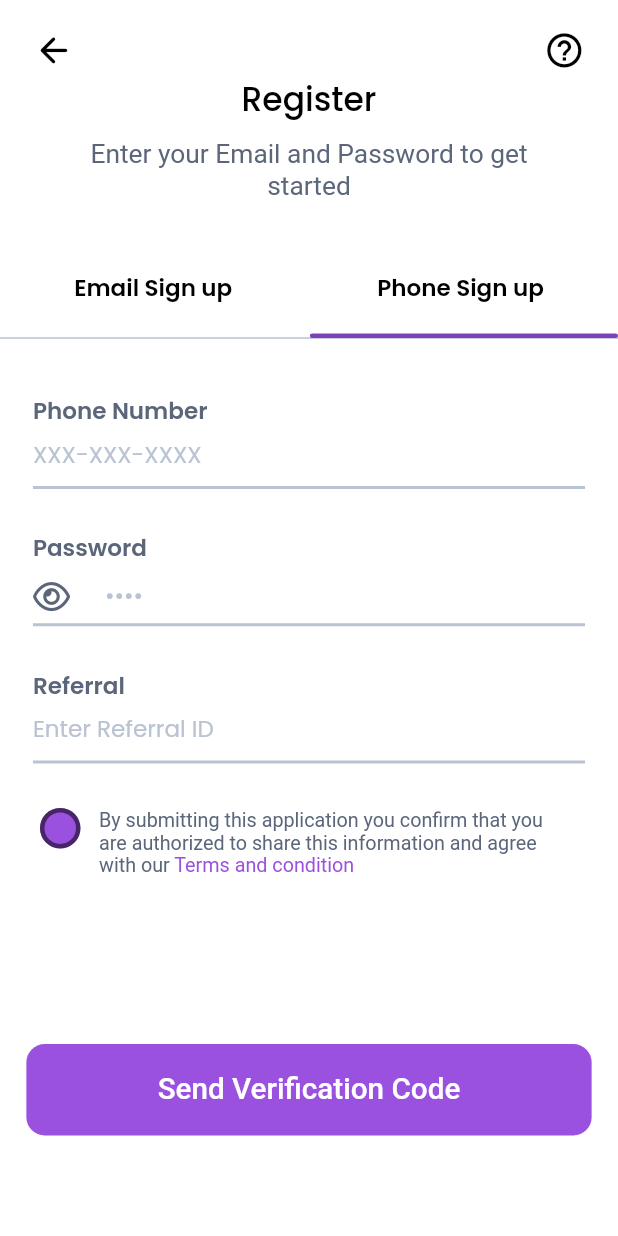
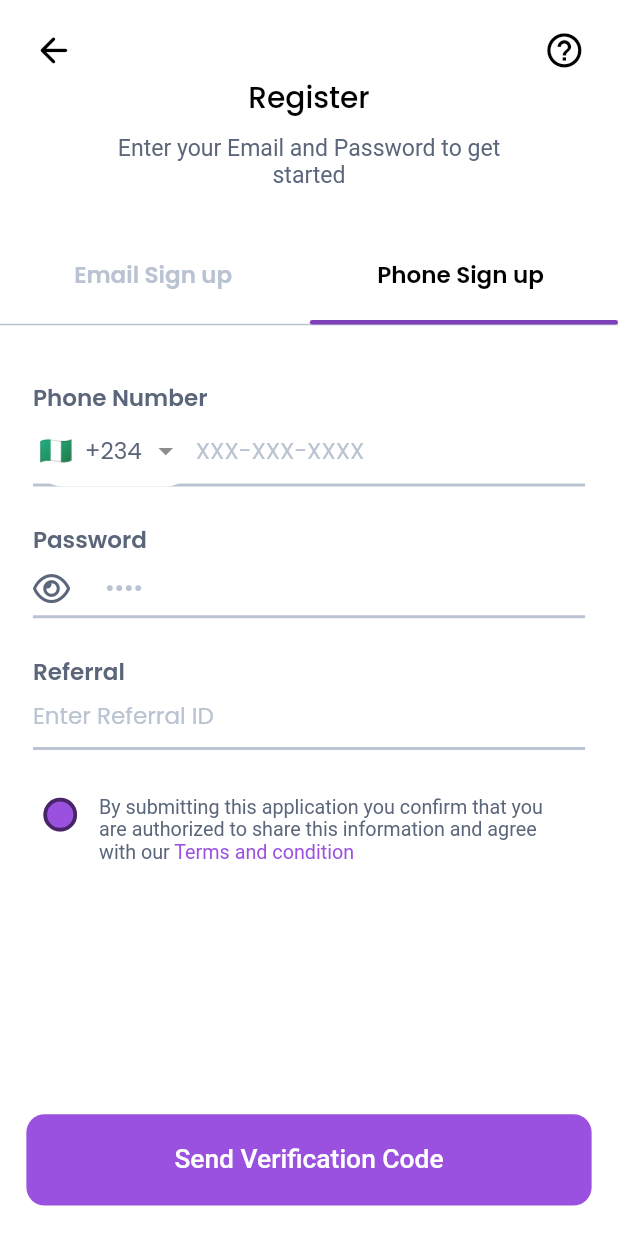
Before and after one commit to ecode210/zilbit, a Flutter app: the Register screen opened directly, after a tap on "Phone Sign up", on a phone screen of 412 x 824 dp. Run offline on Flutter 3.47's test engine with Material 2 defaults, Android fonts, the phone set to English and light mode, and no system bars; drawn by our look-alikes of bouncing_widget, intl_phone_field; our stand-ins replace flutter_screenutil, font_awesome_flutter, get, google_fonts, intl_phone_number_input.

Commit message:
Added Phone Number Text Field

```diff
--- a/lib/main.dart
+++ b/lib/main.dart
@@ -23,14 +23,14 @@ class MyApp extends StatelessWidget {
               headline2: GoogleFonts.poppins(
                 textStyle: TextStyle(
                   color: blackColor,
-                  fontSize: 20.sp,
+                  fontSize: 18.sp,
                   fontWeight: FontWeight.w500,
                 ),
               ),
               headline3: GoogleFonts.poppins(
                 textStyle: TextStyle(
                   color: backgroundColor,
-                  fontSize: 18.sp,
+                  fontSize: 16.sp,
                   fontWeight: FontWeight.w600,
                 ),
               ),
@@ -39,6 +39,13 @@ class MyApp extends StatelessWidget {
                   color: blackColor,
                   fontSize: 14.sp,
                   fontWeight: FontWeight.w600,
+                ),
+              ),
+              subtitle1: GoogleFonts.poppins(
+                textStyle: TextStyle(
+                  color: formTextAreaDefault,
+                  fontSize: 14.sp,
+                  fontWeight: FontWeight.w400,
                 ),
               ),
               caption: GoogleFonts.poppins(
@@ -51,14 +58,14 @@ class MyApp extends StatelessWidget {
               bodyText1: GoogleFonts.roboto(
                 textStyle: TextStyle(
                   color: formHeaders,
-                  fontSize: 16.sp,
+                  fontSize: 14.sp,
                   fontWeight: FontWeight.w400,
                 ),
               ),
               button: GoogleFonts.roboto(
                 textStyle: TextStyle(
                   color: priColor,
-                  fontSize: 18.sp,
+                  fontSize: 16.sp,
                   fontWeight: FontWeight.w500,
                 ),
               ),
--- a/lib/view/authentication/phone_sign_up.dart
+++ b/lib/view/authentication/phone_sign_up.dart
@@ -2,6 +2,7 @@ import 'package:flutter/material.dart';
 import 'package:flutter_screenutil/flutter_screenutil.dart';
 import 'package:zilbit/constants.dart';
 import 'package:zilbit/view/authentication/widgets/auth_text_field.dart';
+import 'package:zilbit/view/authentication/widgets/phone_text_field.dart';
 
 class PhoneSignUp extends StatelessWidget {
   const PhoneSignUp({Key? key}) : super(key: key);
@@ -19,7 +20,7 @@ class PhoneSignUp extends StatelessWidget {
             "Phone Number",
             style: Theme.of(context).textTheme.headline4!.copyWith(color: formHeaders),
           ),
-          const AuthTextField(
+          const PhoneTextField(
             textInputType: TextInputType.phone,
             hintText: "XXX-XXX-XXXX",
           ),
--- a/lib/view/authentication/register.dart
+++ b/lib/view/authentication/register.dart
@@ -77,10 +77,14 @@ started""",
                       );
                     },
                     scaleFactor: 0.5,
-                    child: Text(
-                      "Email Sign up",
-                      style: Theme.of(context).textTheme.headline4,
-                    ),
+                    child: Obx(() {
+                      return Text(
+                        "Email Sign up",
+                        style: Theme.of(context).textTheme.headline4!.copyWith(
+                              color: registerController.registerTab.value == 0 ? blackColor : formTextAreaDefault,
+                            ),
+                      );
+                    }),
                   ),
                   const Spacer(),
                   BouncingWidget(
@@ -92,10 +96,14 @@ started""",
                       );
                     },
                     scaleFactor: 0.5,
-                    child: Text(
-                      "Phone Sign up",
-                      style: Theme.of(context).textTheme.headline4,
-                    ),
+                    child: Obx(() {
+                      return Text(
+                        "Phone Sign up",
+                        style: Theme.of(context).textTheme.headline4!.copyWith(
+                              color: registerController.registerTab.value == 1 ? blackColor : formTextAreaDefault,
+                            ),
+                      );
+                    }),
                   ),
                   SizedBox(width: 45.w),
                 ],
@@ -155,7 +163,7 @@ started""",
                   Obx(
                     () {
                       return Transform.scale(
-                        scale: 1.5,
+                        scale: 1.25,
                         child: SizedBox(
                           height: 25.h,
                           width: 25.h,
@@ -201,7 +209,7 @@ with our """,
                   SizedBox(width: 25.w),
                 ],
               ),
-              SizedBox(height: 110.h),
+              const Spacer(),
               Container(
                 height: 60.h,
                 width: 343.w,
@@ -214,7 +222,8 @@ with our """,
                   "Send Verification Code",
                   style: Theme.of(context).textTheme.button!.copyWith(color: backgroundColor),
                 ),
-              )
+              ),
+              SizedBox(height: 20.h),
             ],
           ),
         ),
--- a/lib/view/authentication/widgets/auth_text_field.dart
+++ b/lib/view/authentication/widgets/auth_text_field.dart
@@ -19,10 +19,7 @@ class AuthTextField extends StatelessWidget {
         child: TextField(
           cursorColor: priColor,
           keyboardType: textInputType,
-          style: Theme.of(context).textTheme.headline4!.copyWith(
-                color: formHeaders,
-                fontWeight: FontWeight.w400,
-              ),
+          style: Theme.of(context).textTheme.subtitle1!.copyWith(color: formHeaders),
           decoration: InputDecoration(
             focusedBorder: UnderlineInputBorder(
               borderSide: BorderSide(
@@ -37,10 +34,7 @@ class AuthTextField extends StatelessWidget {
               ),
             ),
             hintText: hintText,
-            hintStyle: Theme.of(context).textTheme.headline4!.copyWith(
-                  color: formTextAreaDefault,
-                  fontWeight: FontWeight.w400,
-                ),
+            hintStyle: Theme.of(context).textTheme.subtitle1,
           ),
         ),
       );
@@ -51,10 +45,7 @@ class AuthTextField extends StatelessWidget {
           return TextField(
             cursorColor: priColor,
             keyboardType: textInputType,
-            style: Theme.of(context).textTheme.headline4!.copyWith(
-                  color: formHeaders,
-                  fontWeight: FontWeight.w400,
-                ),
+            style: Theme.of(context).textTheme.subtitle1!.copyWith(color: formHeaders),
             obscureText: Get.find<RegisterController>().passwordVisibility.value,
             decoration: InputDecoration(
               focusedBorder: UnderlineInputBorder(
@@ -71,10 +62,7 @@ class AuthTextField extends StatelessWidget {
               ),
               contentPadding: EdgeInsets.only(top: 5.h),
               hintText: hintText,
-              hintStyle: Theme.of(context).textTheme.headline4!.copyWith(
-                    color: formTextAreaDefault,
-                    fontWeight: FontWeight.w400,
-                  ),
+              hintStyle: Theme.of(context).textTheme.subtitle1,
               prefixIcon: BouncingWidget(
                 onPressed: () {
                   Get.find<RegisterController>().passwordVisibility.value =
--- /dev/null
+++ b/lib/view/authentication/widgets/phone_text_field.dart
@@ -0,0 +1,108 @@
+import 'package:flutter/material.dart';
+import 'package:flutter_screenutil/flutter_screenutil.dart';
+import 'package:font_awesome_flutter/font_awesome_flutter.dart';
+import 'package:intl_phone_field/country_picker_dialog.dart';
+import 'package:intl_phone_field/intl_phone_field.dart';
+import 'package:intl_phone_number_input/intl_phone_number_input.dart';
+import 'package:zilbit/constants.dart';
+
+class PhoneTextField extends StatelessWidget {
+  const PhoneTextField({Key? key, required this.textInputType, required this.hintText}) : super(key: key);
+  final TextInputType textInputType;
+  final String hintText;
+
+  @override
+  Widget build(BuildContext context) {
+    return IntlPhoneField(
+      cursorColor: priColor,
+      keyboardType: textInputType,
+      textAlignVertical: TextAlignVertical.center,
+      countries: const ["NG", "GH", "EG", "ZA", "DZ", "MA", "KE", "ET"],
+      style: Theme.of(context).textTheme.subtitle1!.copyWith(color: formHeaders),
+      disableLengthCheck: true,
+      dropdownDecoration: BoxDecoration(
+        color: backgroundColor,
+        borderRadius: BorderRadius.circular(20.r),
+      ),
+      dropdownIconPosition: IconPosition.trailing,
+      dropdownTextStyle: Theme.of(context).textTheme.subtitle1!.copyWith(color: formHeaders),
+      initialCountryCode: "NG",
+      pickerDialogStyle: PickerDialogStyle(
+        countryCodeStyle: Theme.of(context).textTheme.subtitle1!.copyWith(color: formHeaders),
+        countryNameStyle: Theme.of(context).textTheme.subtitle1!.copyWith(color: formHeaders),
+        searchFieldCursorColor: priColor,
+        searchFieldInputDecoration: InputDecoration(
+          focusedBorder: UnderlineInputBorder(
+            borderSide: BorderSide(
+              color: priColor,
+              width: 2.h,
+            ),
+          ),
+          enabledBorder: UnderlineInputBorder(
+            borderSide: BorderSide(
+              color: formTextAreaDefault,
+              width: 2.h,
+            ),
+          ),
+          hintText: "Search",
+          hintStyle: Theme.of(context).textTheme.subtitle1!.copyWith(color: formHeaders),
+          prefixIcon: Padding(
+            padding: EdgeInsets.only(top: 15.h),
+            child: FaIcon(
+              FontAwesomeIcons.search,
+              color: priColor,
+              size: 20.sp,
+            ),
+          ),
+        ),
+      ),
+      decoration: InputDecoration(
+        focusedBorder: UnderlineInputBorder(
+          borderSide: BorderSide(
+            color: priColor,
+            width: 2.h,
+          ),
+        ),
+        enabledBorder: UnderlineInputBorder(
+          borderSide: BorderSide(
+            color: formTextAreaDefault,
+            width: 2.h,
+          ),
+        ),
+        hintText: hintText,
+        hintStyle: Theme.of(context).textTheme.subtitle1,
+      ),
+    );
+    return InternationalPhoneNumberInput(
+      onInputChanged: (value) {},
+      cursorColor: priColor,
+      keyboardType: textInputType,
+      hintText: hintText,
+      textAlignVertical: TextAlignVertical.center,
+      spaceBetweenSelectorAndTextField: 0,
+      selectorConfig: const SelectorConfig(
+        useEmoji: true,
+      ),
+      countries: const ["NG", "GH", "EG", "ZA", "DZ", "MA", "KE", "ET"],
+      locale: const Locale('en', 'NG').toString(),
+      textStyle: Theme.of(context).textTheme.subtitle1!.copyWith(color: formHeaders),
+      inputDecoration: InputDecoration(
+        focusedBorder: UnderlineInputBorder(
+          borderSide: BorderSide(
+            color: priColor,
+            width: 2.h,
+          ),
+        ),
+        enabledBorder: UnderlineInputBorder(
+          borderSide: BorderSide(
+            color: formTextAreaDefault,
+            width: 2.h,
+          ),
+        ),
+        contentPadding: EdgeInsets.only(top: -37.h),
+        hintText: hintText,
+        hintStyle: Theme.of(context).textTheme.subtitle1,
+      ),
+    );
+  }
+}
--- a/pubspec.yaml
+++ b/pubspec.yaml
@@ -19,6 +19,8 @@ dependencies:
   flutter_screenutil: ^5.3.1
   font_awesome_flutter: ^10.0.0
   bouncing_widget: ^2.0.0
+  intl_phone_number_input: ^0.7.0+2
+  intl_phone_field: ^3.0.1
 
 dev_dependencies:
   flutter_test:
```
Also changed, not shown: pubspec.lock.
